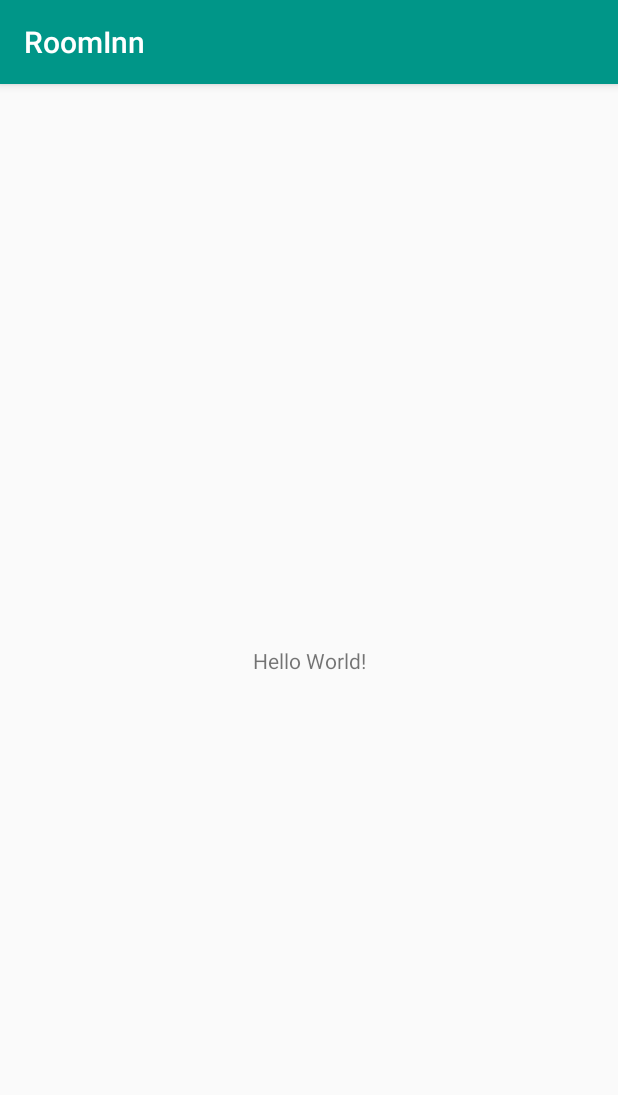
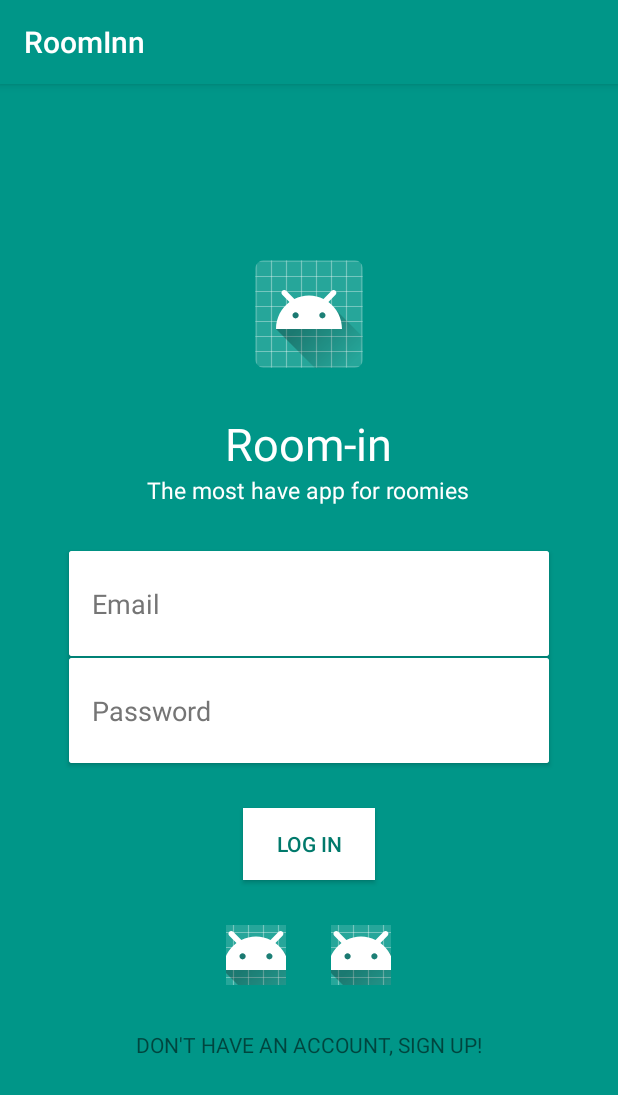
Before and after one commit to pekosoG/RoomInn, an Android app: the screen it shows after launch (MainActivity before the commit, LoginActivity after it), on a phone screen of 412 x 824 dp. Shown: the top 1095 px of the screen. Run offline under Robolectric (Android 15) with nearby library versions, the phone set to English and light mode, and no system bars.

Commit message:
Add Login, resources and libraries references

```diff
--- a/android/app/build.gradle
+++ b/android/app/build.gradle
@@ -25,8 +25,10 @@ android {
 dependencies {
     implementation fileTree(dir: 'libs', include: ['*.jar'])
     implementation"org.jetbrains.kotlin:kotlin-stdlib-jre7:$kotlin_version"
-    implementation 'com.android.support:appcompat-v7:26.0.0-beta1'
+    implementation 'com.android.support:appcompat-v7:26.+'
     implementation 'com.android.support.constraint:constraint-layout:1.0.2'
+    compile 'com.android.support:cardview-v7:26.+'
+    compile 'com.android.support:recyclerview-v7:26.+'
     testImplementation 'junit:junit:4.12'
     androidTestImplementation 'com.android.support.test:runner:0.5'
     androidTestImplementation 'com.android.support.test.espresso:espresso-core:2.2.2'
--- a/android/app/src/main/AndroidManifest.xml
+++ b/android/app/src/main/AndroidManifest.xml
@@ -1,6 +1,10 @@
 <?xml version="1.0" encoding="utf-8"?>
 <manifest xmlns:android="http://schemas.android.com/apk/res/android"
     package="mx.devf.roominn">
+    <!-- mis permisos necesarios -->
+    <uses-permission android:name="android.permission.CALL_PHONE" />
+    <uses-permission android:name="android.permission.CAMERA" />
+    <uses-permission android:name="android.permission.WRITE_EXTERNAL_STORAGE" />
 
     <application
         android:allowBackup="true"
@@ -8,8 +12,9 @@
         android:label="@string/app_name"
         android:roundIcon="@mipmap/ic_launcher_round"
         android:supportsRtl="true"
+        android:description="@string/app_description"
         android:theme="@style/AppTheme">
-        <activity android:name=".MainActivity">
+        <activity android:name=".LoginActivity"  android:screenOrientation="portrait">
             <intent-filter>
                 <action android:name="android.intent.action.MAIN" />
 
--- /dev/null
+++ b/android/app/src/main/java/mx/devf/roominn/LoginActivity.kt
@@ -0,0 +1,12 @@
+package mx.devf.roominn
+
+import android.support.v7.app.AppCompatActivity
+import android.os.Bundle
+
+class LoginActivity : AppCompatActivity() {
+
+    override fun onCreate(savedInstanceState: Bundle?) {
+        super.onCreate(savedInstanceState)
+        setContentView(R.layout.activity_login)
+    }
+}
--- /dev/null
+++ b/android/app/src/main/res/layout/activity_login.xml
@@ -0,0 +1,117 @@
+<?xml version="1.0" encoding="utf-8"?>
+<LinearLayout xmlns:android="http://schemas.android.com/apk/res/android"
+    android:layout_height="match_parent"
+    android:layout_width="match_parent"
+    xmlns:tools="http://schemas.android.com/tools"
+    android:orientation="vertical"
+    tools:context=".LoginActivity"
+    android:gravity="center"
+    android:paddingBottom="@dimen/activity_vertical_margin"
+    android:paddingLeft="@dimen/activity_horizontal_margin"
+    android:paddingRight="@dimen/activity_horizontal_margin"
+    android:paddingTop="@dimen/activity_vertical_margin"
+    android:background="@color/colorPrimary">
+
+    <ImageView
+        android:layout_width="wrap_content"
+        android:layout_height="wrap_content"
+        android:src="@mipmap/ic_launcher"
+        android:layout_marginBottom="@dimen/login_pading" />
+
+    <TextView
+        android:layout_width="wrap_content"
+        android:layout_height="wrap_content"
+        android:text="Room-in"
+        android:textSize="@dimen/principalText"
+        android:textColor="@color/colorIcons"
+        />
+
+    <TextView
+
+        android:layout_width="wrap_content"
+        android:layout_height="wrap_content"
+        android:text="@string/app_description"
+        android:textColor="@color/colorIcons"
+        android:textSize="@dimen/secundaryText"
+        android:layout_marginBottom="@dimen/login_pading"/>
+
+
+    <ProgressBar
+        android:id="@+id/login_progress"
+        style="?android:attr/progressBarStyleLarge"
+        android:layout_width="wrap_content"
+        android:layout_height="wrap_content"
+        android:layout_marginBottom="8dp"
+        android:visibility="gone" />
+
+    <android.support.v7.widget.CardView
+        android:layout_width="@dimen/widthCard"
+        android:layout_height="@dimen/heightCard"
+        android:layout_gravity="center"
+        android:background="@color/colorIcons"
+        android:layout_marginLeft="@dimen/login_pading"
+        android:layout_marginRight="@dimen/login_pading"
+        android:layout_marginBottom="1dp">
+
+        <EditText
+            android:padding="@dimen/loginTextPading"
+            android:layout_width="match_parent"
+            android:layout_height="match_parent"
+            android:hint="@string/email"
+            android:textColorHint="@color/colorSecondaryText"
+            android:background="@color/colorIcons"/>
+
+    </android.support.v7.widget.CardView>
+
+    <android.support.v7.widget.CardView
+        android:layout_width="@dimen/widthCard"
+        android:layout_height="@dimen/heightCard"
+        android:layout_gravity="center"
+        android:background="@color/colorIcons"
+        android:layout_marginLeft="@dimen/login_pading"
+        android:layout_marginRight="@dimen/login_pading">
+
+        <EditText
+            android:padding="@dimen/loginTextPading"
+            android:layout_width="match_parent"
+            android:layout_height="match_parent"
+            android:hint="@string/password"
+            android:textColorHint="@color/colorSecondaryText"
+            android:background="@color/colorIcons"/>
+
+    </android.support.v7.widget.CardView>
+
+    <Button
+        android:layout_width="wrap_content"
+        android:layout_height="wrap_content"
+        android:text="Log in"
+        android:textColor="@color/colorPrimaryDark"
+        android:layout_marginTop="@dimen/login_pading"
+        android:background="@color/colorIcons"
+        android:layout_marginBottom="@dimen/login_pading"/>
+
+    <LinearLayout
+        android:layout_width="wrap_content"
+        android:layout_height="wrap_content"
+        android:orientation="horizontal">
+
+        <ImageButton
+            android:layout_width="40dp"
+            android:layout_height="40dp"
+            android:src="@mipmap/ic_launcher_round" />
+
+        <ImageButton
+            android:layout_width="40dp"
+            android:layout_height="40dp"
+            android:layout_marginLeft="@dimen/login_pading"
+            android:src="@mipmap/ic_launcher_round" />
+
+    </LinearLayout>
+
+    <TextView
+        android:layout_width="wrap_content"
+        android:layout_height="wrap_content"
+        android:layout_marginTop="@dimen/login_pading"
+        android:text="DON'T HAVE AN ACCOUNT, SIGN UP!"/>
+
+</LinearLayout>
--- /dev/null
+++ b/android/app/src/main/res/values/dimen.xml
@@ -0,0 +1,12 @@
+<?xml version="1.0" encoding="utf-8"?>
+<resources>
+    <!-- Default screen margins, per the Android Design guidelines. -->
+    <dimen name="activity_horizontal_margin">16dp</dimen>
+    <dimen name="activity_vertical_margin">16dp</dimen>
+    <dimen name="login_pading">30dp</dimen>
+    <dimen name="principalText">30sp</dimen>
+    <dimen name="secundaryText">15sp</dimen>
+    <dimen name="widthCard">320dp</dimen>
+    <dimen name="heightCard">70dp</dimen>
+    <dimen name="loginTextPading">15dp</dimen>
+</resources>
--- a/android/app/src/main/res/values/strings.xml
+++ b/android/app/src/main/res/values/strings.xml
@@ -1,3 +1,7 @@
 <resources>
     <string name="app_name">RoomInn</string>
+    <string name="app_description">The most have app for roomies</string>
+    <string name="email">Email</string>
+    <string name="password">Password</string>
+
 </resources>
```
